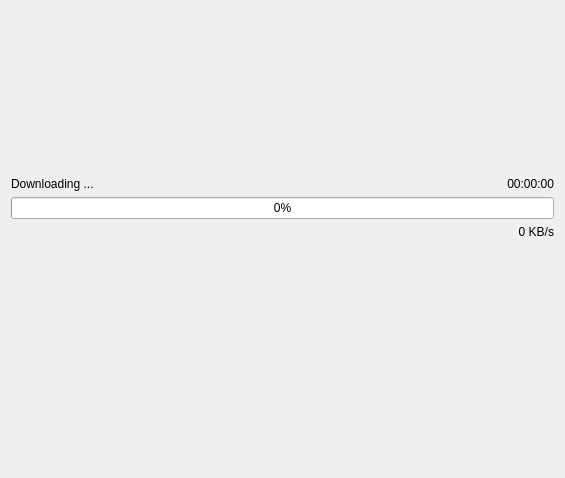
The window that progresswidget.ui (jeremysanders/okularplugin) describes before a commit, drawn with Qt 5.
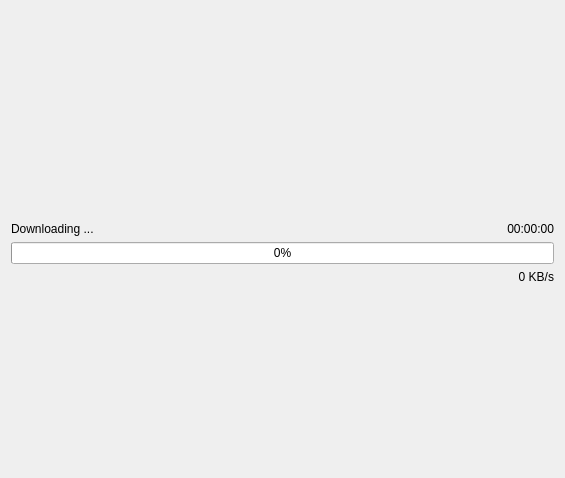
The same window after the commit.

Commit message:
Added label for displaying errors to progressbar widget.
Also improved error handling a bit. Closing a tab before download
finished does no longer show a message box.

Diff of the .ui file:
```diff
--- a/progresswidget.ui
+++ b/progresswidget.ui
@@ -14,9 +14,9 @@
    <string>Form</string>
   </property>
   <layout class="QGridLayout" name="gridLayout_2">
-   <item row="0" column="0">
+   <item row="3" column="0">
     <layout class="QGridLayout" name="gridLayout">
-     <item row="2" column="0">
+     <item row="3" column="0">
       <widget class="QLabel" name="lblFilename">
        <property name="enabled">
         <bool>true</bool>
@@ -29,7 +29,7 @@
        </property>
       </widget>
      </item>
-     <item row="2" column="1">
+     <item row="3" column="1">
       <widget class="QLabel" name="lblRemainingDlTime">
        <property name="text">
         <string>00:00:00</string>
@@ -39,20 +39,7 @@
        </property>
       </widget>
      </item>
-     <item row="0" column="0">
-      <spacer name="verticalSpacerTop">
-       <property name="orientation">
-        <enum>Qt::Vertical</enum>
-       </property>
-       <property name="sizeHint" stdset="0">
-        <size>
-         <width>20</width>
-         <height>40</height>
-        </size>
-       </property>
-      </spacer>
-     </item>
-     <item row="4" column="1">
+     <item row="5" column="1">
       <widget class="QLabel" name="lblDownloadSpeed">
        <property name="text">
         <string>0 KB/s</string>
@@ -62,17 +49,46 @@
        </property>
       </widget>
      </item>
-     <item row="3" column="0" colspan="2">
+     <item row="4" column="0" colspan="2">
       <widget class="QProgressBar" name="progressBar">
        <property name="value">
         <number>0</number>
        </property>
       </widget>
      </item>
+     <item row="6" column="1">
+      <spacer name="verticalSpacer">
+       <property name="orientation">
+        <enum>Qt::Vertical</enum>
+       </property>
+       <property name="sizeHint" stdset="0">
+        <size>
+         <width>20</width>
+         <height>40</height>
+        </size>
+       </property>
+      </spacer>
+     </item>
+     <item row="2" column="1">
+      <spacer name="verticalSpacer_2">
+       <property name="orientation">
+        <enum>Qt::Vertical</enum>
+       </property>
+       <property name="sizeHint" stdset="0">
+        <size>
+         <width>20</width>
+         <height>40</height>
+        </size>
+       </property>
+      </spacer>
+     </item>
     </layout>
    </item>
-   <item row="3" column="0">
-    <spacer name="verticalSpacerBottom">
+   <item row="0" column="0">
+    <layout class="QVBoxLayout" name="verticalLayout_5"/>
+   </item>
+   <item row="1" column="0">
+    <spacer name="verticalSpacer_3">
      <property name="orientation">
       <enum>Qt::Vertical</enum>
      </property>
@@ -84,6 +100,48 @@
      </property>
     </spacer>
    </item>
+   <item row="4" column="0">
+    <spacer name="verticalSpacer_4">
+     <property name="orientation">
+      <enum>Qt::Vertical</enum>
+     </property>
+     <property name="sizeHint" stdset="0">
+      <size>
+       <width>20</width>
+       <height>40</height>
+      </size>
+     </property>
+    </spacer>
+   </item>
+   <item row="5" column="0">
+    <layout class="QVBoxLayout" name="verticalLayout_6"/>
+   </item>
+   <item row="2" column="0">
+    <widget class="QLabel" name="lblErrorMessage">
+     <property name="font">
+      <font>
+       <pointsize>14</pointsize>
+       <weight>75</weight>
+       <bold>true</bold>
+      </font>
+     </property>
+     <property name="text">
+      <string/>
+     </property>
+     <property name="scaledContents">
+      <bool>false</bool>
+     </property>
+     <property name="alignment">
+      <set>Qt::AlignCenter</set>
+     </property>
+     <property name="wordWrap">
+      <bool>true</bool>
+     </property>
+     <property name="textInteractionFlags">
+      <set>Qt::LinksAccessibleByMouse|Qt::TextSelectableByKeyboard|Qt::TextSelectableByMouse</set>
+     </property>
+    </widget>
+   </item>
   </layout>
  </widget>
  <layoutdefault spacing="6" margin="11"/>
```
The commit also changes 3 other files.
